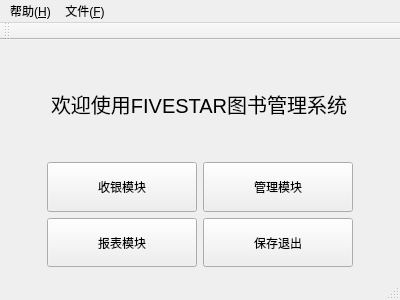
This is ui/MainWindow.ui in li1553770945/course-design-sqlite as Qt 5 draws it before an edit. The edited form follows.
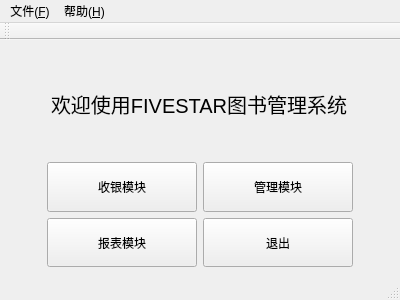
This is the edited form. Icons and pictures are not drawn.

Commit message: 修复了编辑窗口批发价显示不正确的BUG

Diff of the .ui file:
```diff
--- a/ui/MainWindow.ui
+++ b/ui/MainWindow.ui
@@ -123,7 +123,7 @@
          </size>
         </property>
         <property name="text">
-         <string>保存退出</string>
+         <string>退出</string>
         </property>
        </widget>
       </item>
@@ -159,8 +159,8 @@
     </widget>
     <addaction name="menu_E"/>
    </widget>
-   <addaction name="menu"/>
    <addaction name="menu_F"/>
+   <addaction name="menu"/>
   </widget>
   <widget class="QToolBar" name="mainToolBar">
    <attribute name="toolBarArea">
```
The commit also changes 3 other files.
